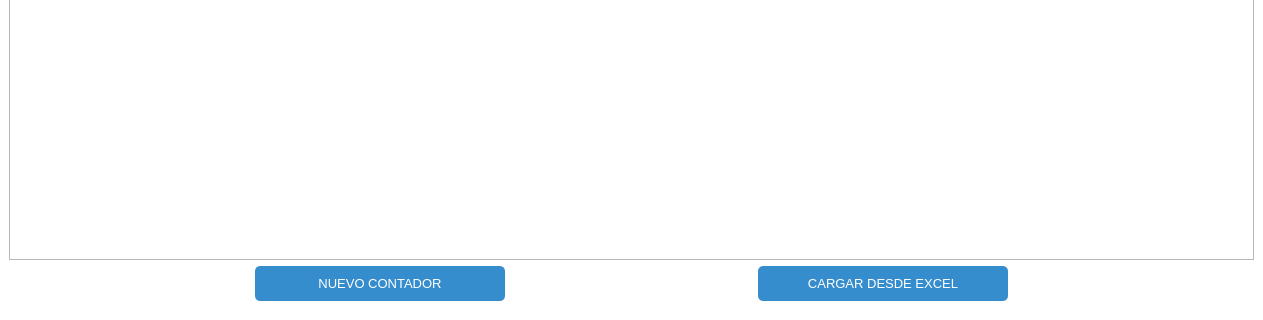
Old version of the form screen_tabla_contadores.ui in the repository lreyesm/MiRutaDesktop; both pictures show x 0 to 1263 and y 329 to 649 of the 1263 by 649 pixel window.
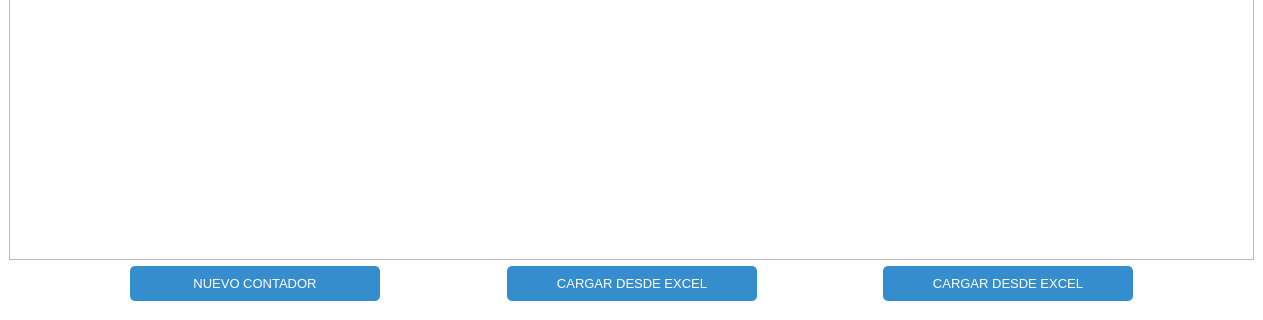
New version of the form. Icons and pictures are not drawn. Custom widgets are drawn as their Qt base class.

Commit message: Update assets_qmlcache.qrc, screen_tabla_contadores.cpp, and 2 more files...

What changed in the file:
```diff
--- a/screen_tabla_contadores.ui
+++ b/screen_tabla_contadores.ui
@@ -720,6 +720,60 @@
           </property>
          </widget>
         </item>
+        <item>
+         <spacer name="horizontalSpacer_2">
+          <property name="orientation">
+           <enum>Qt::Horizontal</enum>
+          </property>
+          <property name="sizeHint" stdset="0">
+           <size>
+            <width>40</width>
+            <height>20</height>
+           </size>
+          </property>
+         </spacer>
+        </item>
+        <item>
+         <widget class="QPushButton" name="pb_export_contadores_to_excel">
+          <property name="minimumSize">
+           <size>
+            <width>250</width>
+            <height>35</height>
+           </size>
+          </property>
+          <property name="maximumSize">
+           <size>
+            <width>250</width>
+            <height>16777215</height>
+           </size>
+          </property>
+          <property name="font">
+           <font>
+            <family>Segoe UI</family>
+            <pointsize>10</pointsize>
+           </font>
+          </property>
+          <property name="styleSheet">
+           <string notr="true">QPushButton{
+ 	background-color: #368DCE; 
+	color: rgb(255, 255, 255);
+	border-radius: 5px;
+}
+QPushButton:hover:!pressed{
+	  background-color: #3080C0; 
+}
+QPushButton:hover:pressed{
+	  background-color: #0D2333; 
+}</string>
+          </property>
+          <property name="text">
+           <string>CARGAR DESDE EXCEL</string>
+          </property>
+          <property name="flat">
+           <bool>true</bool>
+          </property>
+         </widget>
+        </item>
         <item>
          <spacer name="horizontalSpacer_6">
           <property name="orientation">
```
The commit also changes 2 other files.
